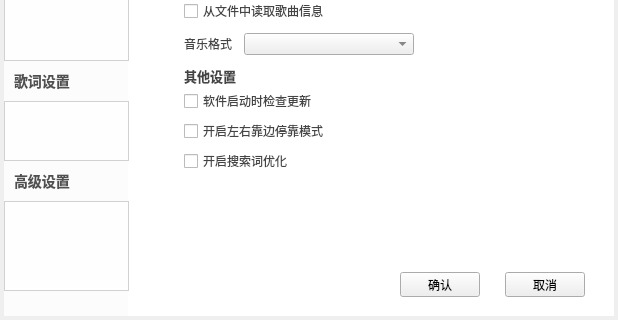
Greedysky/TTKMusicPlayer, file TTKModule/TTKWidget/musicUiKits/musicWidgetKits/musicsettingwidget.ui: the form before one commit; both pictures show x 0 to 618 and y 138 to 458 of the 618 by 458 pixel window.
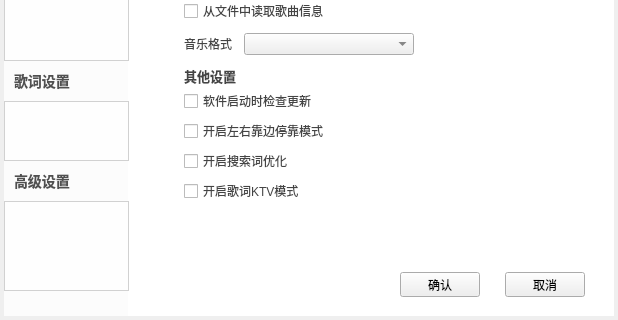
The form after the commit. The open tabs and pages were chosen to show the change. Custom widgets are drawn as their Qt base class.

Diff of the .ui file:
```diff
--- a/TTKModule/TTKWidget/musicUiKits/musicWidgetKits/musicsettingwidget.ui
+++ b/TTKModule/TTKWidget/musicUiKits/musicWidgetKits/musicsettingwidget.ui
@@ -1121,6 +1121,19 @@
       </rect>
      </property>
     </widget>
+    <widget class="QCheckBox" name="otherLrcKTVCheckBox">
+     <property name="geometry">
+      <rect>
+       <x>40</x>
+       <y>290</y>
+       <width>271</width>
+       <height>20</height>
+      </rect>
+     </property>
+     <property name="text">
+      <string>开启歌词KTV模式</string>
+     </property>
+    </widget>
    </widget>
    <widget class="QWidget" name="five">
     <widget class="QLabel" name="DbaseSetSongWordWidget">
```
